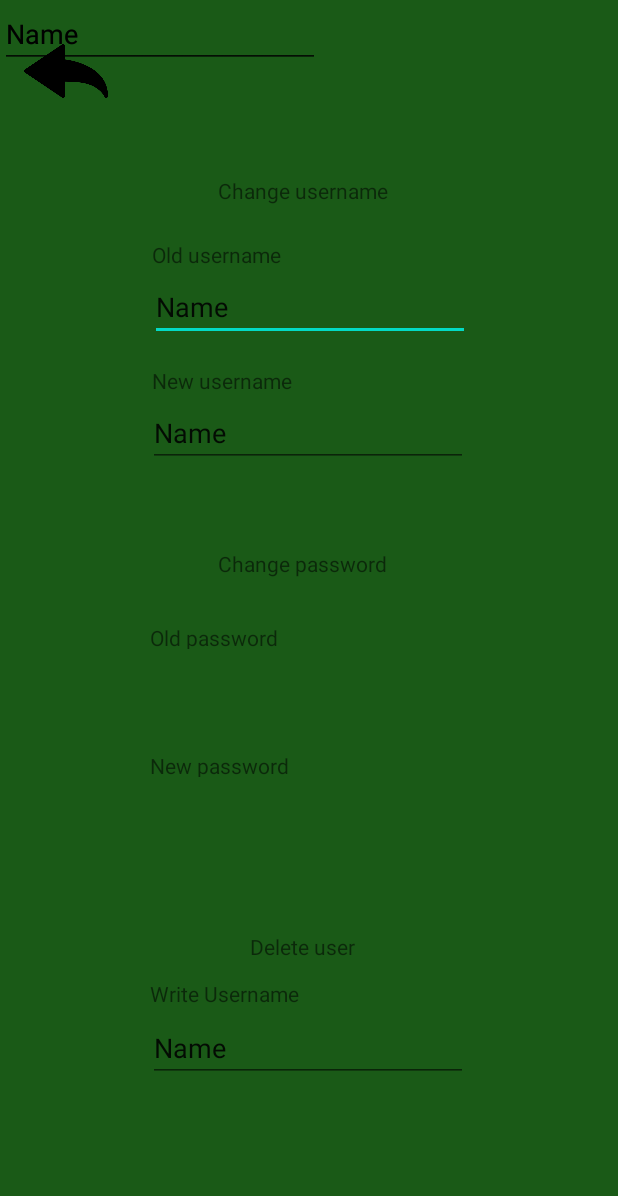
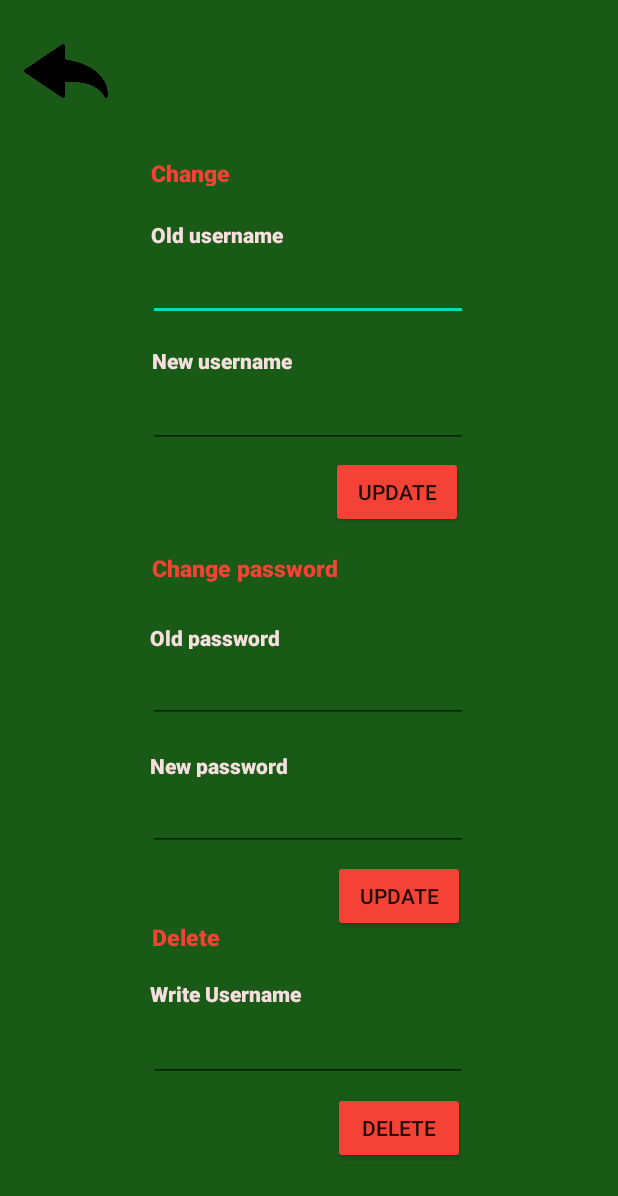
Before and after one commit to tatianatkachuk/DSA_G4_Android, an Android app: the Settings screen opened directly, with no data from a screen before it, on a phone screen of 412 x 824 dp. Shown: the top 1196 px of the screen. Run offline under Robolectric (Android 15) with nearby library versions, the phone set to English and light mode, and no system bars; 3 statements that could not run were skipped.

Commit message:
delete user, update username and update password

```diff
--- a/app/src/main/java/com/example/android_whostolesantasbeard/IWSSBService.java
+++ b/app/src/main/java/com/example/android_whostolesantasbeard/IWSSBService.java
@@ -1,5 +1,6 @@
 package com.example.android_whostolesantasbeard;
 
+import com.example.android_whostolesantasbeard.entities.PasswordUpdate;
 import com.example.android_whostolesantasbeard.entities.UserCredentials;
 
 import java.util.List;
@@ -11,6 +12,7 @@ import retrofit2.http.DELETE;
 import retrofit2.http.GET;
 import retrofit2.http.PATCH;
 import retrofit2.http.POST;
+import retrofit2.http.PUT;
 import retrofit2.http.Path;
 
 public interface IWSSBService {
@@ -20,14 +22,14 @@ public interface IWSSBService {
     @POST("user/logIn")
     Call<User> loginUser(@Body User user);
 
-    @GET("user/{userID}")
-    Call<User> getUserbyID(@Path("userID") String userID);
-
     @GET ("user/{userName}")
     Call<User> getUserbyUserName(@Path("userName") String userName);
 
-   /** @PATCH("user/{userID}/updateUser")
-    Call<User> updateUserInfo(@Path("userID") String userID, @Body User user);**/
+    @PUT("user/updateUser/{oldUsername}/{newUsername}")
+    Call<User> updateUserName(@Path("oldUsername") String oldUsername, @Path("newUsername") String newUsername);
+
+    @PUT("user/updatePassword")
+    Call<User> updatePassword(@Body PasswordUpdate password);
 
     @DELETE("user/delete/{userID}")
     Call<User> deleteUser(@Path("userID") String userID);
--- a/app/src/main/java/com/example/android_whostolesantasbeard/InfoProfile.java
+++ b/app/src/main/java/com/example/android_whostolesantasbeard/InfoProfile.java
@@ -3,6 +3,7 @@ package com.example.android_whostolesantasbeard;
 import android.content.Intent;
 import android.media.Image;
 import android.os.Bundle;
+import android.util.Log;
 import android.view.View;
 import android.widget.ImageView;
 import android.widget.TextView;
@@ -30,6 +31,8 @@ public class InfoProfile extends AppCompatActivity {
         String id = getIntent().getExtras().getString("id");
         String coins = getIntent().getExtras().getString("coins");
 
+        Log.d("CRED coins:: ", coins);
+
         backButton = (ImageView) findViewById(R.id.backButton);
         emailVal = (TextView) findViewById(R.id.emailValue);
         userNameVal = (TextView) findViewById(R.id.nameVal);
--- a/app/src/main/res/layout/activity_main.xml
+++ b/app/src/main/res/layout/activity_main.xml
@@ -250,7 +250,8 @@
         android:layout_width="wrap_content"
         android:layout_height="wrap_content"
         android:shadowColor="@color/black"
-        android:text="Exit"
+        android:text="LOG OUT"
+        android:backgroundTint="#F44336"
         app:layout_constraintBottom_toBottomOf="parent"
         app:layout_constraintEnd_toEndOf="parent"
         app:layout_constraintHorizontal_bias="0.049"
--- a/app/src/main/res/layout/activity_settings.xml
+++ b/app/src/main/res/layout/activity_settings.xml
@@ -10,38 +10,48 @@
 
     <TextView
         android:id="@+id/changePass"
-        android:layout_width="122dp"
-        android:layout_height="19dp"
+        android:layout_width="132dp"
+        android:layout_height="23dp"
+        android:fontFamily="sans-serif-black"
         android:text="Change password"
+        android:textColor="#F44336"
+        android:textSize="15sp"
         app:layout_constraintBottom_toBottomOf="parent"
         app:layout_constraintEnd_toEndOf="parent"
-        app:layout_constraintHorizontal_bias="0.501"
+        app:layout_constraintHorizontal_bias="0.362"
         app:layout_constraintStart_toStartOf="parent"
         app:layout_constraintTop_toTopOf="parent"
-        app:layout_constraintVertical_bias="0.455" />
+        app:layout_constraintVertical_bias="0.46" />
 
     <TextView
         android:id="@+id/deleteUser"
         android:layout_width="79dp"
         android:layout_height="18dp"
+        android:fontFamily="sans-serif-black"
         android:text="Delete user"
+        android:textColor="#F44336"
+        android:textSize="15sp"
         app:layout_constraintBottom_toBottomOf="parent"
         app:layout_constraintEnd_toEndOf="parent"
+        app:layout_constraintHorizontal_bias="0.304"
         app:layout_constraintStart_toStartOf="parent"
         app:layout_constraintTop_toTopOf="parent"
-        app:layout_constraintVertical_bias="0.771" />
+        app:layout_constraintVertical_bias="0.762" />
 
     <TextView
         android:id="@+id/changeUsername"
         android:layout_width="122dp"
         android:layout_height="19dp"
+        android:fontFamily="sans-serif-black"
         android:text="Change username"
+        android:textColor="#F44336"
+        android:textSize="15sp"
         app:layout_constraintBottom_toBottomOf="parent"
         app:layout_constraintEnd_toEndOf="parent"
-        app:layout_constraintHorizontal_bias="0.501"
+        app:layout_constraintHorizontal_bias="0.346"
         app:layout_constraintStart_toStartOf="parent"
         app:layout_constraintTop_toTopOf="parent"
-        app:layout_constraintVertical_bias="0.146" />
+        app:layout_constraintVertical_bias="0.13" />
 
     <ImageView
         android:id="@+id/buttonBack"
@@ -61,13 +71,12 @@
         android:layout_height="wrap_content"
         android:ems="10"
         android:inputType="textPersonName"
-        android:text="Name"
         app:layout_constraintBottom_toBottomOf="parent"
         app:layout_constraintEnd_toEndOf="parent"
-        app:layout_constraintHorizontal_bias="0.502"
+        app:layout_constraintHorizontal_bias="0.497"
         app:layout_constraintStart_toStartOf="parent"
         app:layout_constraintTop_toTopOf="parent"
-        app:layout_constraintVertical_bias="0.234" />
+        app:layout_constraintVertical_bias="0.217" />
 
     <EditText
         android:id="@+id/newName"
@@ -75,31 +84,34 @@
         android:layout_height="wrap_content"
         android:ems="10"
         android:inputType="textPersonName"
-        android:text="Name"
         app:layout_constraintBottom_toBottomOf="parent"
         app:layout_constraintEnd_toEndOf="parent"
         app:layout_constraintHorizontal_bias="0.497"
         app:layout_constraintStart_toStartOf="parent"
         app:layout_constraintTop_toTopOf="parent"
-        app:layout_constraintVertical_bias="0.342" />
+        app:layout_constraintVertical_bias="0.325" />
 
     <TextView
         android:id="@+id/textView4"
         android:layout_width="wrap_content"
         android:layout_height="wrap_content"
+        android:fontFamily="sans-serif-black"
         android:text="Old username"
+        android:textColor="#F6DFDE"
         app:layout_constraintBottom_toBottomOf="parent"
         app:layout_constraintEnd_toEndOf="parent"
-        app:layout_constraintHorizontal_bias="0.311"
+        app:layout_constraintHorizontal_bias="0.31"
         app:layout_constraintStart_toStartOf="parent"
         app:layout_constraintTop_toTopOf="parent"
-        app:layout_constraintVertical_bias="0.199" />
+        app:layout_constraintVertical_bias="0.182" />
 
     <TextView
         android:id="@+id/textView6"
         android:layout_width="96dp"
         android:layout_height="17dp"
         android:text="Old password"
+        android:fontFamily="sans-serif-black"
+        android:textColor="#F6DFDE"
         app:layout_constraintBottom_toBottomOf="parent"
         app:layout_constraintEnd_toEndOf="parent"
         app:layout_constraintHorizontal_bias="0.317"
@@ -112,6 +124,8 @@
         android:layout_width="131dp"
         android:layout_height="18dp"
         android:text="Write Username"
+        android:fontFamily="sans-serif-black"
+        android:textColor="#F6DFDE"
         app:layout_constraintBottom_toBottomOf="parent"
         app:layout_constraintEnd_toEndOf="parent"
         app:layout_constraintHorizontal_bias="0.357"
@@ -124,6 +138,8 @@
         android:layout_width="96dp"
         android:layout_height="17dp"
         android:text="New password"
+        android:fontFamily="sans-serif-black"
+        android:textColor="#F6DFDE"
         app:layout_constraintBottom_toBottomOf="parent"
         app:layout_constraintEnd_toEndOf="parent"
         app:layout_constraintHorizontal_bias="0.317"
@@ -135,13 +151,15 @@
         android:id="@+id/textView5"
         android:layout_width="wrap_content"
         android:layout_height="wrap_content"
+        android:fontFamily="sans-serif-black"
         android:text="New username"
+        android:textColor="#F6DFDE"
         app:layout_constraintBottom_toBottomOf="parent"
         app:layout_constraintEnd_toEndOf="parent"
-        app:layout_constraintHorizontal_bias="0.318"
+        app:layout_constraintHorizontal_bias="0.319"
         app:layout_constraintStart_toStartOf="parent"
         app:layout_constraintTop_toTopOf="parent"
-        app:layout_constraintVertical_bias="0.303" />
+        app:layout_constraintVertical_bias="0.287" />
 
     <EditText
         android:id="@+id/oldPass"
@@ -149,9 +167,12 @@
         android:layout_height="wrap_content"
         android:ems="10"
         android:inputType="textPersonName"
-        android:text="Name"
-        tools:layout_editor_absoluteX="100dp"
-        tools:layout_editor_absoluteY="385dp" />
+        app:layout_constraintBottom_toBottomOf="parent"
+        app:layout_constraintEnd_toEndOf="parent"
+        app:layout_constraintHorizontal_bias="0.497"
+        app:layout_constraintStart_toStartOf="parent"
+        app:layout_constraintTop_toTopOf="parent"
+        app:layout_constraintVertical_bias="0.561" />
 
     <EditText
         android:id="@+id/newPass"
@@ -159,9 +180,12 @@
         android:layout_height="wrap_content"
         android:ems="10"
         android:inputType="textPersonName"
-        android:text="Name"
-        tools:layout_editor_absoluteX="100dp"
-        tools:layout_editor_absoluteY="460dp" />
+        app:layout_constraintBottom_toBottomOf="parent"
+        app:layout_constraintEnd_toEndOf="parent"
+        app:layout_constraintHorizontal_bias="0.497"
+        app:layout_constraintStart_toStartOf="parent"
+        app:layout_constraintTop_toTopOf="parent"
+        app:layout_constraintVertical_bias="0.67" />
 
     <EditText
         android:id="@+id/userDel"
@@ -169,7 +193,6 @@
         android:layout_height="wrap_content"
         android:ems="10"
         android:inputType="textPersonName"
-        android:text="Name"
         app:layout_constraintBottom_toBottomOf="parent"
         app:layout_constraintEnd_toEndOf="parent"
         app:layout_constraintHorizontal_bias="0.497"
@@ -177,4 +200,44 @@
         app:layout_constraintTop_toTopOf="parent"
         app:layout_constraintVertical_bias="0.868" />
 
+    <Button
+        android:id="@+id/confirmDelButton"
+        android:layout_width="wrap_content"
+        android:layout_height="wrap_content"
+        android:backgroundTint="#F44336"
+        android:text="DELETE"
+        app:layout_constraintBottom_toBottomOf="parent"
+        app:layout_constraintEnd_toEndOf="parent"
+        app:layout_constraintHorizontal_bias="0.685"
+        app:layout_constraintStart_toStartOf="parent"
+        app:layout_constraintTop_toTopOf="parent"
+        app:layout_constraintVertical_bias="0.938" />
+
+    <Button
+        android:id="@+id/confirmPassButton"
+        android:layout_width="wrap_content"
+        android:layout_height="wrap_content"
+        android:backgroundTint="#F44336"
+        android:text="UPDATE"
+        app:layout_constraintBottom_toBottomOf="parent"
+        app:layout_constraintEnd_toEndOf="parent"
+        app:layout_constraintHorizontal_bias="0.685"
+        app:layout_constraintStart_toStartOf="parent"
+        app:layout_constraintTop_toTopOf="parent"
+        app:layout_constraintVertical_bias="0.739" />
+
+    <Button
+        android:id="@+id/confirmUsernameButton"
+        android:layout_width="wrap_content"
+        android:layout_height="wrap_content"
+        android:text="UPDATE"
+        android:backgroundTint="#F44336"
+
+        app:layout_constraintBottom_toBottomOf="parent"
+        app:layout_constraintEnd_toEndOf="parent"
+        app:layout_constraintHorizontal_bias="0.681"
+        app:layout_constraintStart_toStartOf="parent"
+        app:layout_constraintTop_toTopOf="parent"
+        app:layout_constraintVertical_bias="0.392" />
+
 </androidx.constraintlayout.widget.ConstraintLayout>
```
Also changed, not shown: app/src/main/java/com/example/android_whostolesantasbeard/Main.java (+9 -4 lines), app/src/main/java/com/example/android_whostolesantasbeard/Settings.java (+234 -2 lines), app/src/main/java/com/example/android_whostolesantasbeard/entities/PasswordUpdate.java (added, +34 -0 lines).
